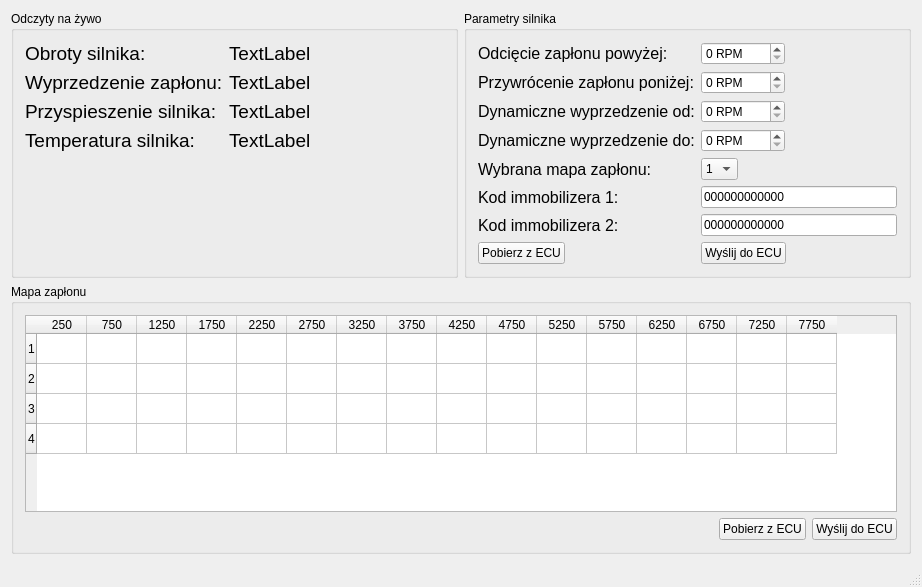
Above: diag-app/wndmain.ui from milyges/etz-ecu before the change. Below: the same form after it.
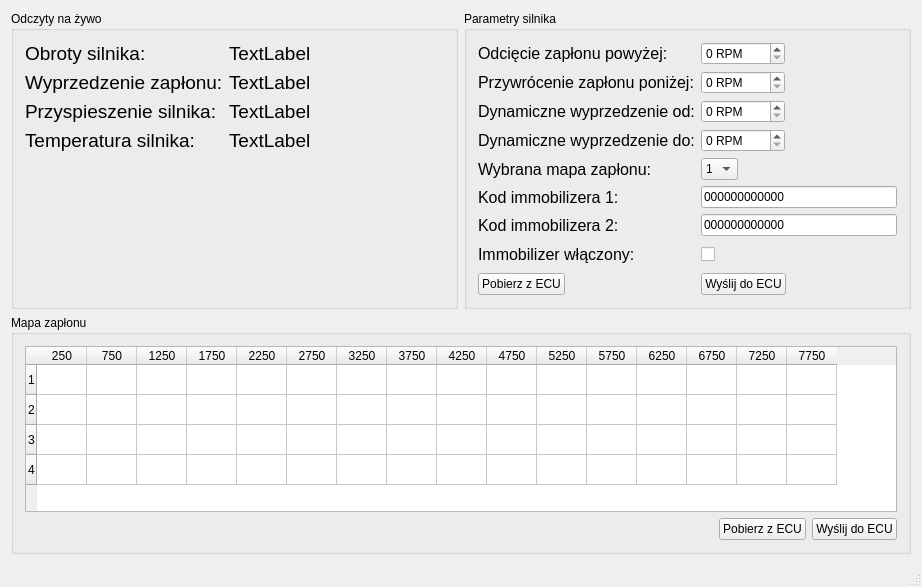
That is the form after the change.

Patch:
```diff
--- a/diag-app/wndmain.ui
+++ b/diag-app/wndmain.ui
@@ -332,14 +332,14 @@
            </property>
           </widget>
          </item>
-         <item row="7" column="1">
+         <item row="9" column="1">
           <widget class="QPushButton" name="pbWriteParams">
            <property name="text">
             <string>Wyślij do ECU</string>
            </property>
           </widget>
          </item>
-         <item row="7" column="0">
+         <item row="9" column="0">
           <widget class="QPushButton" name="pbReadParams">
            <property name="text">
             <string>Pobierz z ECU</string>
@@ -370,6 +370,30 @@
            </item>
           </widget>
          </item>
+         <item row="7" column="0">
+          <widget class="QLabel" name="label_4">
+           <property name="font">
+            <font>
+             <pointsize>12</pointsize>
+            </font>
+           </property>
+           <property name="text">
+            <string>Immobilizer włączony:</string>
+           </property>
+          </widget>
+         </item>
+         <item row="7" column="1">
+          <widget class="QCheckBox" name="cbImmoEnabled">
+           <property name="font">
+            <font>
+             <pointsize>12</pointsize>
+            </font>
+           </property>
+           <property name="text">
+            <string> </string>
+           </property>
+          </widget>
+         </item>
         </layout>
        </widget>
       </item>
```
